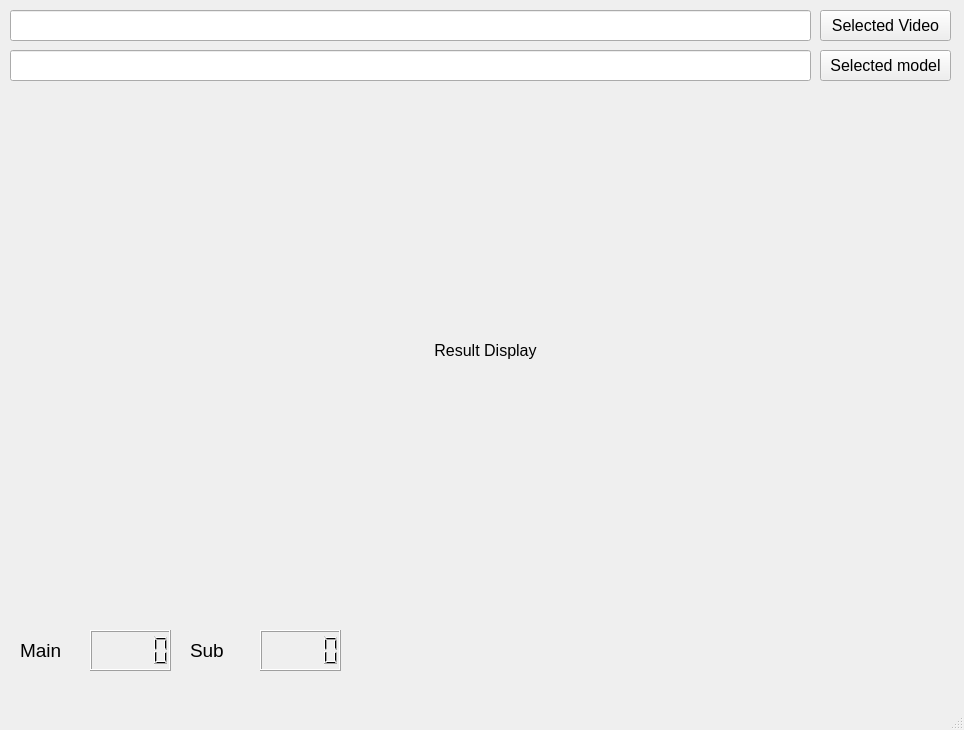
Qt form ui/gui.ui (oatanurakch/YOLOv8_TrackingCounting) before a commit.
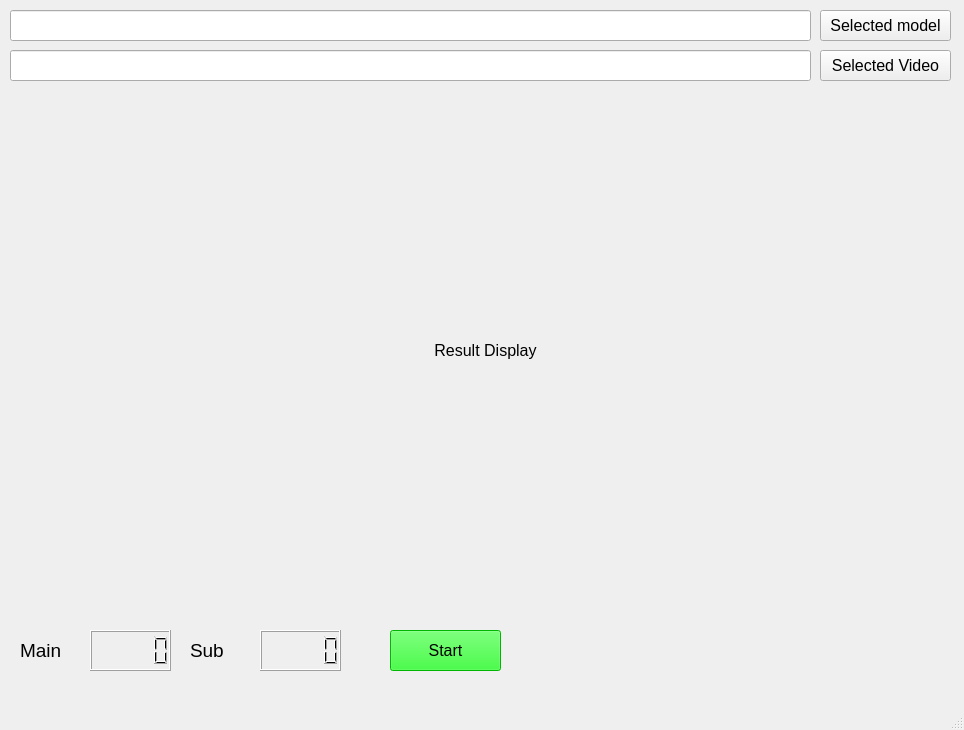
The same form after that commit.

Diff of the .ui file:
```diff
--- a/ui/gui.ui
+++ b/ui/gui.ui
@@ -23,7 +23,7 @@
     <property name="geometry">
      <rect>
       <x>820</x>
-      <y>50</y>
+      <y>10</y>
       <width>131</width>
       <height>31</height>
      </rect>
@@ -52,7 +52,7 @@
     <property name="geometry">
      <rect>
       <x>10</x>
-      <y>50</y>
+      <y>10</y>
       <width>801</width>
       <height>31</height>
      </rect>
@@ -70,7 +70,7 @@
     <property name="geometry">
      <rect>
       <x>820</x>
-      <y>10</y>
+      <y>50</y>
       <width>131</width>
       <height>31</height>
      </rect>
@@ -83,7 +83,7 @@
     <property name="geometry">
      <rect>
       <x>10</x>
-      <y>10</y>
+      <y>50</y>
       <width>801</width>
       <height>31</height>
      </rect>
@@ -153,6 +153,22 @@
      <string>Sub</string>
     </property>
    </widget>
+   <widget class="QPushButton" name="startbt">
+    <property name="geometry">
+     <rect>
+      <x>390</x>
+      <y>630</y>
+      <width>111</width>
+      <height>41</height>
+     </rect>
+    </property>
+    <property name="styleSheet">
+     <string notr="true">background-color: rgb(0, 255, 0);</string>
+    </property>
+    <property name="text">
+     <string>Start</string>
+    </property>
+   </widget>
   </widget>
   <widget class="QMenuBar" name="menubar">
    <property name="geometry">
```
